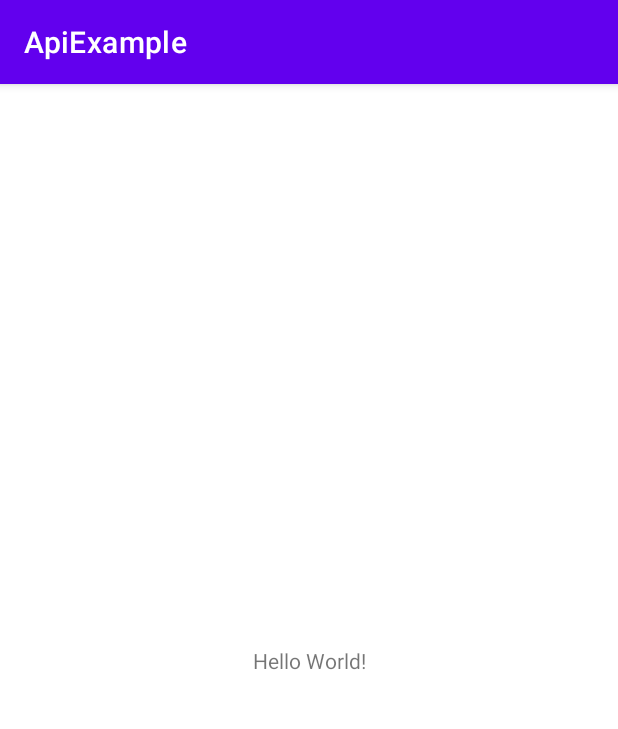
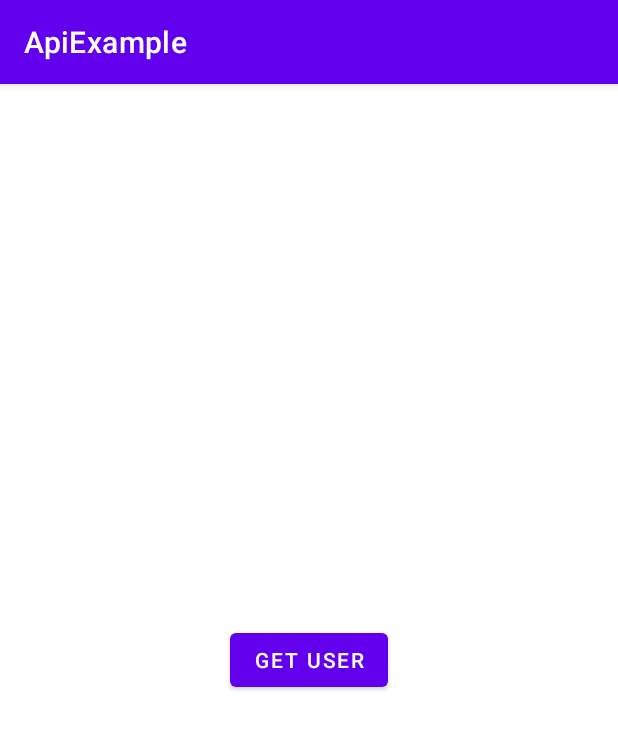
Before and after one commit to hiranlakshika/ApiExample, an Android app: the screen it shows after launch (MainActivity), on a phone screen of 412 x 824 dp. Shown: the top 729 px of the screen. Run offline under Robolectric (Android 15) with nearby library versions, the phone set to English and light mode, and no system bars.

Commit message:
second commit

```diff
--- a/app/src/main/AndroidManifest.xml
+++ b/app/src/main/AndroidManifest.xml
@@ -13,7 +13,7 @@
         android:supportsRtl="true"
         android:theme="@style/Theme.ApiExample">
         <activity
-            android:name=".MainActivity"
+            android:name=".view.MainActivity"
             android:exported="true">
             <intent-filter>
                 <action android:name="android.intent.action.MAIN" />
--- /dev/null
+++ b/app/src/main/java/com/saegis/apiexample/model/UserResponse.kt
@@ -0,0 +1,3 @@
+package com.saegis.apiexample.model
+
+data class UserResponse(val code: Int?, val meta: String?, val data: User?)
--- a/app/src/main/java/com/saegis/apiexample/RetrofitInstance.kt
+++ b/app/src/main/java/com/saegis/apiexample/service/RetrofitInstance.kt
@@ -1,4 +1,4 @@
-package com.saegis.apiexample
+package com.saegis.apiexample.service
 
 import okhttp3.OkHttpClient
 import okhttp3.logging.HttpLoggingInterceptor
--- a/app/src/main/res/layout/activity_main.xml
+++ b/app/src/main/res/layout/activity_main.xml
@@ -4,15 +4,15 @@
     xmlns:tools="http://schemas.android.com/tools"
     android:layout_width="match_parent"
     android:layout_height="match_parent"
-    tools:context=".MainActivity">
+    tools:context=".view.MainActivity">
 
-    <TextView
+    <Button
+        android:id="@+id/getUserButton"
         android:layout_width="wrap_content"
         android:layout_height="wrap_content"
-        android:text="Hello World!"
+        android:text="@string/get_user"
         app:layout_constraintBottom_toBottomOf="parent"
-        app:layout_constraintLeft_toLeftOf="parent"
-        app:layout_constraintRight_toRightOf="parent"
+        app:layout_constraintEnd_toEndOf="parent"
+        app:layout_constraintStart_toStartOf="parent"
         app:layout_constraintTop_toTopOf="parent" />
-
 </androidx.constraintlayout.widget.ConstraintLayout>
--- a/app/src/main/res/values/strings.xml
+++ b/app/src/main/res/values/strings.xml
@@ -1,3 +1,4 @@
 <resources>
     <string name="app_name">ApiExample</string>
+    <string name="get_user">Get User</string>
 </resources>
```
Also changed, not shown: app/src/main/java/com/saegis/apiexample/MainActivity.kt (deleted, +0 -11 lines), app/src/main/java/com/saegis/apiexample/RetroService.kt (deleted, +0 -27 lines), app/src/main/java/com/saegis/apiexample/service/RetroService.kt (added, +44 -0 lines), app/src/main/java/com/saegis/apiexample/view/MainActivity.kt (added, +21 -0 lines), app/src/main/java/com/saegis/apiexample/view_model/MainActivityViewModel.kt (added, +27 -0 lines).
